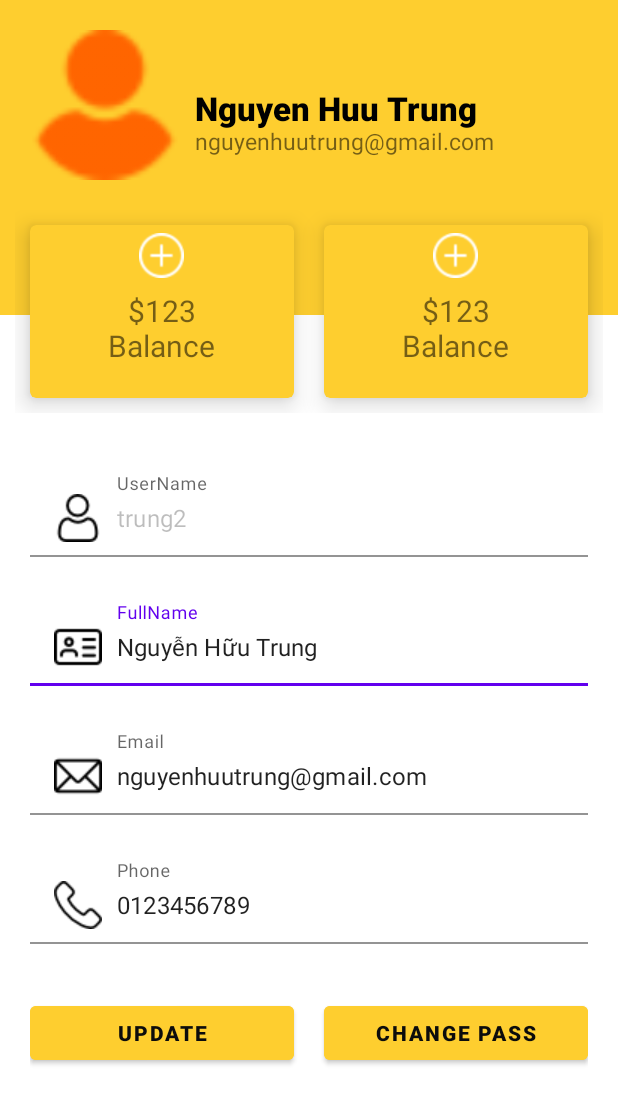
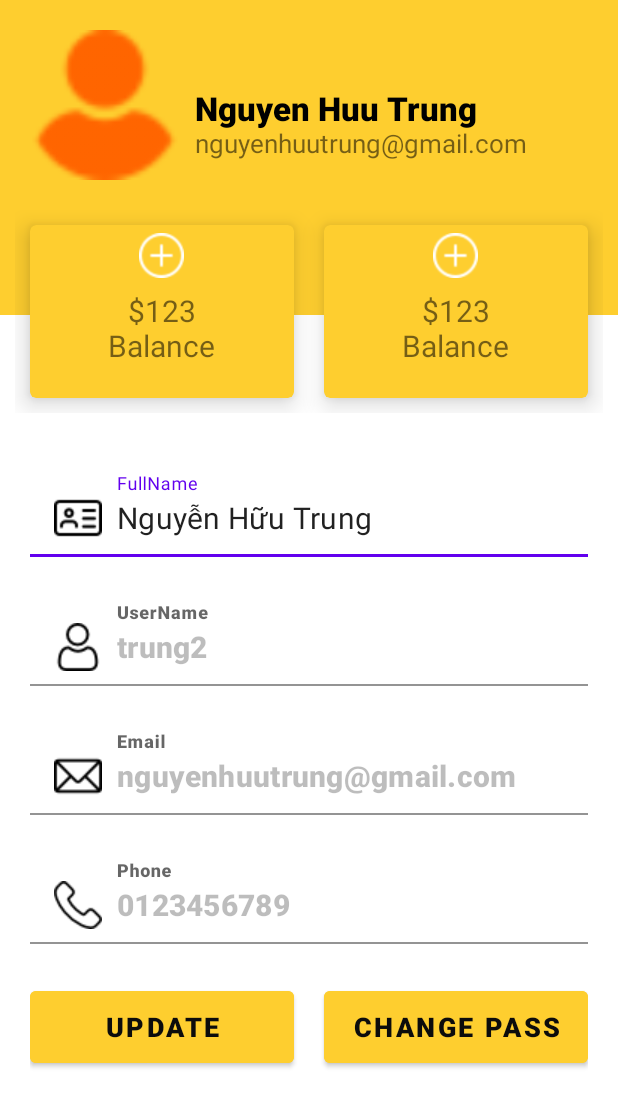
Before and after one commit to cwmTi3n/DoAnAndroid_ShopOnline, an Android app: the layout activity_profile.xml on its own in the app's theme, with its tools: preview values and no code run, on a phone screen of 412 x 824 dp. Shown: the top 1107 px of the screen. Run offline under Robolectric (Android 15) with nearby library versions, the light colour scheme and no system bars.

Commit message:
Xây dựng UI activity_profile

```diff
--- a/app/src/main/AndroidManifest.xml
+++ b/app/src/main/AndroidManifest.xml
@@ -25,18 +25,18 @@
         <activity
             android:name=".activity.ChangePasswordActivity"
             android:exported="false" />
-        <activity
-            android:name=".activity.ProfileActivity"
-            android:exported="false" />
+<!--        <activity-->
+<!--            android:name=".activity.ProfileActivity"-->
+<!--            android:exported="false" />-->
         <activity
             android:name=".activity.seller.AddCategoryActivity"
             android:exported="false" />
         <activity
             android:name=".activity.seller.UpdateCategoryActivity"
             android:exported="false" />
-<!--        <activity-->
-<!--            android:name=".activity.seller.UpdateProductActivity"-->
-<!--            android:exported="false" />-->
+        <activity
+            android:name=".activity.seller.UpdateProductActivity"
+            android:exported="false" />
         <activity
             android:name=".activity.ProductDetailActivity"
             android:exported="false" />
@@ -50,7 +50,7 @@
             android:name=".activity.LoginActivity"
             android:exported="false" />
         <activity
-            android:name=".activity.seller.UpdateProductActivity"
+            android:name=".activity.ProfileActivity"
             android:exported="true">
             <intent-filter>
                 <action android:name="android.intent.action.MAIN" />
--- a/app/src/main/res/layout/activity_profile.xml
+++ b/app/src/main/res/layout/activity_profile.xml
@@ -5,6 +5,10 @@
     android:layout_width="match_parent"
     android:layout_height="match_parent"
     tools:context=".activity.ProfileActivity">
+
+    <ScrollView
+        android:layout_width="match_parent"
+        android:layout_height="match_parent">
 
         <LinearLayout
             android:layout_width="match_parent"
@@ -47,11 +51,10 @@
                     android:layout_toRightOf="@+id/imgavatar"
                     android:includeFontPadding="false"
                     android:text="nguyenhuutrung@gmail.com"
-                android:textSize="15sp" />
+                    android:textSize="17sp" />
             </RelativeLayout>
 
             <LinearLayout
-            android:id="@+id/layout1"
                 android:layout_width="match_parent"
                 android:layout_height="wrap_content"
                 android:layout_marginTop="-90dp">
@@ -122,7 +125,7 @@
                                 android:src="@drawable/plus" />
 
                             <TextView
-                            android:id="@+id/payment_label"
+                                android:id="@+id/paymentlabel"
                                 android:layout_width="wrap_content"
                                 android:layout_height="wrap_content"
                                 android:layout_centerInParent="true"
@@ -131,10 +134,10 @@
                                 android:textSize="20sp" />
 
                             <TextView
-                            android:id="@+id/payment_desc"
+                                android:id="@+id/paymentdesc"
                                 android:layout_width="wrap_content"
                                 android:layout_height="wrap_content"
-                            android:layout_below="@id/payment_label"
+                                android:layout_below="@id/paymentlabel"
                                 android:layout_centerHorizontal="true"
                                 android:includeFontPadding="false"
                                 android:text="Balance"
@@ -143,7 +146,6 @@
                     </com.google.android.material.card.MaterialCardView>
                 </LinearLayout>
             </LinearLayout>
-
 
             <LinearLayout
                 android:layout_width="match_parent"
@@ -154,7 +156,32 @@
                 android:paddingRight="20dp">
 
                 <com.google.android.material.textfield.TextInputLayout
-                android:id="@+id/hintusername"
+                    android:layout_width="match_parent"
+                    android:layout_height="wrap_content"
+                    android:hint="FullName">
+
+                    <com.google.android.material.textfield.TextInputEditText
+                        android:id="@+id/tffullname"
+                        android:layout_width="match_parent"
+                        android:layout_height="wrap_content"
+                        android:background="#ffffff"
+                        android:drawableLeft="@drawable/id_card"
+                        android:drawablePadding="10dp"
+                        android:text="Nguyễn Hữu Trung"
+                        android:fontFamily="sans-serif"
+                        android:textSize="20dp"/>
+                </com.google.android.material.textfield.TextInputLayout>
+            </LinearLayout>
+
+            <LinearLayout
+                android:layout_width="match_parent"
+                android:layout_height="wrap_content"
+                android:orientation="vertical"
+                android:paddingLeft="20dp"
+                android:paddingTop="20dp"
+                android:paddingRight="20dp">
+
+                <com.google.android.material.textfield.TextInputLayout
                     android:layout_width="match_parent"
                     android:layout_height="wrap_content"
                     android:hint="UserName">
@@ -166,6 +193,8 @@
                         android:background="#ffffff"
                         android:drawableLeft="@drawable/user"
                         android:drawablePadding="10dp"
+                        android:fontFamily="sans-serif-black"
+                        android:textSize="20dp"
                         android:text="trung2"
                         android:enabled="false"/>
                 </com.google.android.material.textfield.TextInputLayout>
@@ -180,19 +209,21 @@
                 android:paddingRight="20dp">
 
                 <com.google.android.material.textfield.TextInputLayout
-                android:id="@+id/hintfullname"
                     android:layout_width="match_parent"
                     android:layout_height="wrap_content"
-                android:hint="FullName">
+                    android:hint="Email">
 
                     <com.google.android.material.textfield.TextInputEditText
-                    android:id="@+id/tffullname"
+                        android:id="@+id/tfemail"
                         android:layout_width="match_parent"
                         android:layout_height="wrap_content"
                         android:background="#ffffff"
-                    android:drawableLeft="@drawable/id_card"
+                        android:drawableLeft="@drawable/email"
                         android:drawablePadding="10dp"
-                    android:text="Nguyễn Hữu Trung" />
+                        android:text="nguyenhuutrung@gmail.com"
+                        android:fontFamily="sans-serif-black"
+                        android:textSize="20dp"
+                        android:enabled="false" />
                 </com.google.android.material.textfield.TextInputLayout>
             </LinearLayout>
 
@@ -205,32 +236,6 @@
                 android:paddingRight="20dp">
 
                 <com.google.android.material.textfield.TextInputLayout
-                android:id="@+id/hintemail"
-                android:layout_width="match_parent"
-                android:layout_height="wrap_content"
-                android:hint="Email">
-
-                <com.google.android.material.textfield.TextInputEditText
-                    android:id="@+id/tfemail"
-                    android:layout_width="match_parent"
-                    android:layout_height="wrap_content"
-                    android:background="#ffffff"
-                    android:drawableLeft="@drawable/email"
-                    android:drawablePadding="10dp"
-                    android:text="nguyenhuutrung@gmail.com" />
-            </com.google.android.material.textfield.TextInputLayout>
-        </LinearLayout>
-
-        <LinearLayout
-            android:layout_width="match_parent"
-            android:layout_height="wrap_content"
-            android:orientation="vertical"
-            android:paddingLeft="20dp"
-            android:paddingTop="20dp"
-            android:paddingRight="20dp">
-
-            <com.google.android.material.textfield.TextInputLayout
-                android:id="@+id/hintphone"
                     android:layout_width="match_parent"
                     android:layout_height="wrap_content"
                     android:hint="Phone">
@@ -242,8 +247,11 @@
                         android:background="#ffffff"
                         android:drawableLeft="@drawable/phone_call"
                         android:drawablePadding="10dp"
+                        android:fontFamily="sans-serif-black"
+                        android:textSize="20dp"
                         android:inputType="number"
-                    android:text="0123456789" />
+                        android:text="0123456789"
+                        android:enabled="false" />
                 </com.google.android.material.textfield.TextInputLayout>
             </LinearLayout>
 
@@ -251,33 +259,36 @@
                 android:layout_width="match_parent"
                 android:layout_height="match_parent"
                 android:orientation="horizontal"
-            android:layout_marginTop="15dp"
+                android:layout_marginTop="5dp"
                 android:padding="20dp"
                 android:weightSum="10">
+
                 <Button
                     android:id="@+id/btnupdate"
                     android:backgroundTint="#fece2f"
-                android:layout_height="wrap_content"
+                    android:layout_height="60dp"
                     android:layout_width="match_parent"
                     android:layout_weight="5"
                     android:layout_marginRight="10dp"
                     android:text="UPDATE"
+                    android:textSize="18dp"
                     android:textColor="#0C0C0C"
                     android:fontFamily="sans-serif-black"/>
 
                 <Button
                     android:id="@+id/btnchangepass"
                     android:backgroundTint="#fece2f"
-                android:layout_height="wrap_content"
+                    android:layout_height="60dp"
                     android:layout_width="match_parent"
                     android:layout_weight="5"
                     android:layout_marginLeft="10dp"
                     android:text="CHANGE PASS"
+                    android:textSize="18dp"
                     android:textColor="#0C0C0C"
                     android:fontFamily="sans-serif-black"/>
             </LinearLayout>
-
-
         </LinearLayout>
 
+    </ScrollView>
+
 </androidx.constraintlayout.widget.ConstraintLayout>
```
Lines whose indentation alone changed are shown as unchanged.
